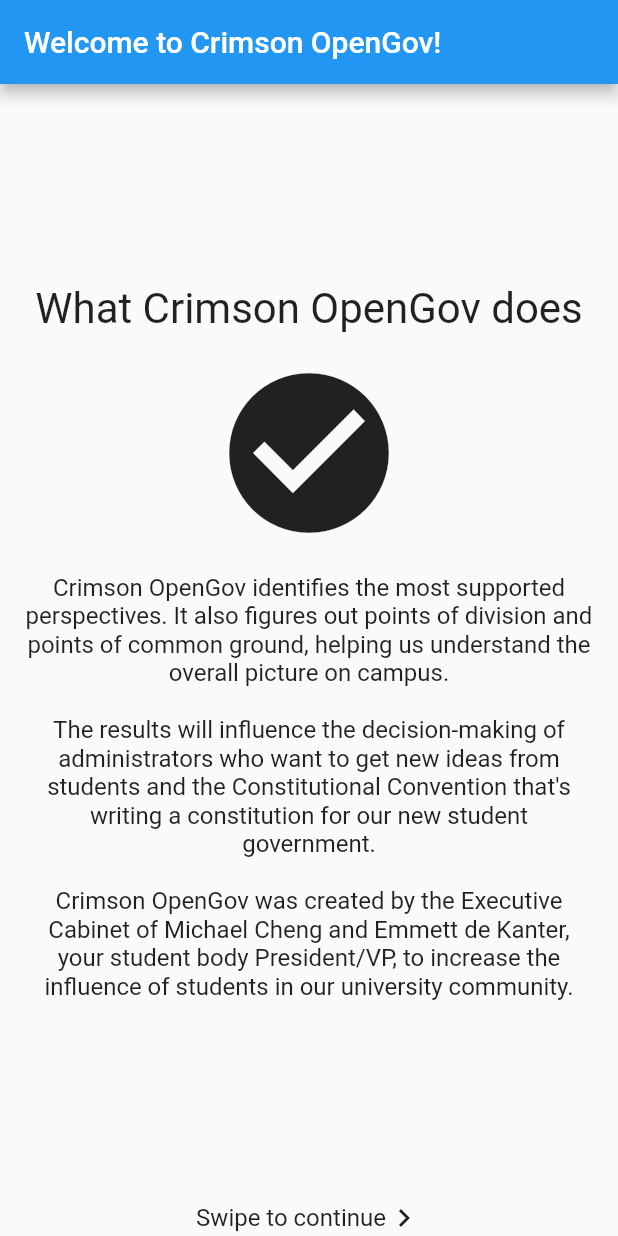
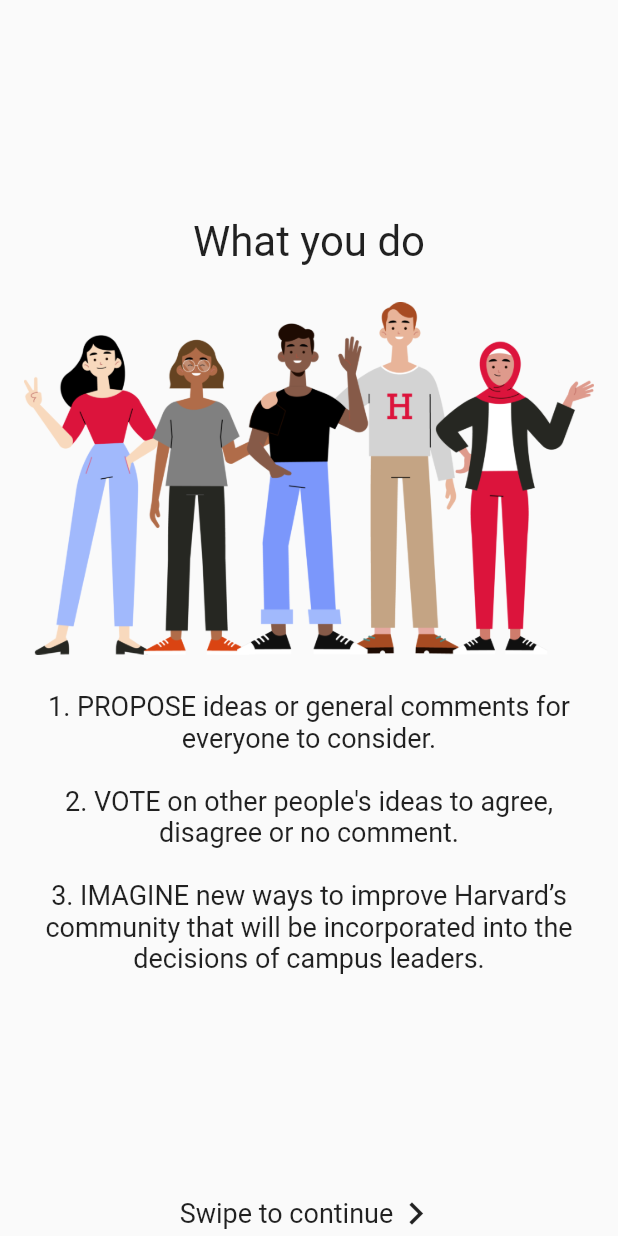
Before and after one commit to Crimson-OpenGov/opengov, a Flutter app: the screen it shows after launch, swiped to page 2, on a phone screen of 412 x 824 dp. Run offline on Flutter 3.47's test engine with Material 2 defaults, Android fonts, the phone set to English and light mode, and no system bars; our stand-ins replace datetime_picker_formfield, firebase_core, firebase_messaging, shared_preferences; missing offline and left inert: duration; accounts and stored records are empty; generated files the repository leaves out were written again.

Commit message:
Updated explainer

```diff
--- a/app/lib/widgets/login/explainer.dart
+++ b/app/lib/widgets/login/explainer.dart
@@ -2,30 +2,50 @@ import 'package:flutter/material.dart';
 import 'package:opengov_app/widgets/login/login_view.dart';
 
 class _ExplainerPage {
-  final IconData icon;
-  final String title;
-  final String body;
+  final String? title;
+  final Widget middle;
+  final String? body;
+  final ImageProvider? background;
 
-  const _ExplainerPage(
-      {required this.icon, required this.title, required this.body});
+  const _ExplainerPage({
+    this.title,
+    required this.middle,
+    this.body,
+    this.background,
+  });
 }
 
 class Explainer extends StatelessWidget {
   const Explainer();
 
-  static const _pages = [
+  static final _pages = [
     _ExplainerPage(
-      icon: Icons.person,
+      middle: Container(
+        decoration: BoxDecoration(
+          borderRadius: BorderRadius.circular(5),
+          color: Colors.red.withAlpha(230),
+        ),
+        padding: const EdgeInsets.all(16),
+        child: const Text(
+          'Welcome to\nCrimson OpenGov!',
+          style: TextStyle(color: Colors.white, fontSize: 32),
+          textAlign: TextAlign.center,
+        ),
+      ),
+      background: const AssetImage('assets/images/building.png'),
+    ),
+    _ExplainerPage(
       title: 'What you do',
+      middle: Image.asset('assets/images/people.png'),
       body: "1. PROPOSE ideas or general comments for everyone to consider.\n\n"
           "2. VOTE on other people's ideas to agree, disagree or no "
           "comment.\n\n"
           '3. IMAGINE new ways to improve Harvard’s community that will be '
           'incorporated into the decisions of campus leaders.',
     ),
-    _ExplainerPage(
-      icon: Icons.check_circle,
+    const _ExplainerPage(
       title: 'What Crimson OpenGov does',
+      middle: Icon(Icons.check_circle, size: 128, color: Colors.green),
       body: 'Crimson OpenGov identifies the most supported perspectives. It '
           'also figures out points of division and points of common ground, '
           'helping us understand the overall picture on campus.\n\n'
@@ -37,9 +57,9 @@ class Explainer extends StatelessWidget {
           'Cheng and Emmett de Kanter, your student body President/VP, to '
           'increase the influence of students in our university community.',
     ),
-    _ExplainerPage(
-      icon: Icons.cancel,
+    const _ExplainerPage(
       title: "What Crimson OpenGov doesn't do",
+      middle: Icon(Icons.cancel, size: 128, color: Colors.red),
       body:
           "Crimson OpenGov is anonymous. We don't collect names or PII. While "
           "we collect your Harvard email to ensure that poll respondents are "
@@ -50,39 +70,62 @@ class Explainer extends StatelessWidget {
 
   @override
   Widget build(BuildContext context) => Scaffold(
-        appBar: AppBar(title: const Text('Welcome to Crimson OpenGov!')),
-        body: SafeArea(
-          minimum: const EdgeInsets.symmetric(horizontal: 16),
-          child: PageView(
+        body: PageView(
           children: [
             for (var i = 0; i < _pages.length; i++)
-                Column(
+              Container(
+                decoration: _pages[i].background != null
+                    ? BoxDecoration(
+                        image: DecorationImage(
+                          image: _pages[i].background!,
+                          fit: BoxFit.cover,
+                        ),
+                      )
+                    : null,
+                child: SafeArea(
+                  minimum: const EdgeInsets.symmetric(horizontal: 16),
+                  child: Column(
                     mainAxisAlignment: MainAxisAlignment.center,
                     children: [
                       const Spacer(),
+                      if (_pages[i].title != null) ...[
                         Text(
-                      _pages[i].title,
+                          _pages[i].title!,
                           style: const TextStyle(fontSize: 28),
                           textAlign: TextAlign.center,
                         ),
-                    const SizedBox(height: 16),
-                    Icon(_pages[i].icon, size: 128),
-                    const SizedBox(height: 16),
+                        const SizedBox(height: 24),
+                      ],
+                      _pages[i].middle,
+                      if (_pages[i].body != null) ...[
+                        const SizedBox(height: 24),
                         Text(
-                      _pages[i].body,
-                      style: const TextStyle(fontSize: 16),
+                          _pages[i].body!,
+                          style: const TextStyle(fontSize: 18),
                           textAlign: TextAlign.center,
                         ),
+                      ],
                       const Spacer(),
                       if (i < _pages.length - 1)
                         Row(
                           mainAxisSize: MainAxisSize.min,
-                        children: const [
+                          children: [
                             Text(
                               'Swipe to continue',
-                            style: TextStyle(fontSize: 16),
+                              style: TextStyle(
+                                fontSize: 18,
+                                color: _pages[i].background != null
+                                    ? Colors.white
+                                    : null,
                               ),
-                          Icon(Icons.chevron_right, size: 24),
+                            ),
+                            Icon(
+                              Icons.chevron_right,
+                              size: 30,
+                              color: _pages[i].background != null
+                                  ? Colors.white
+                                  : null,
+                            ),
                           ],
                         )
                       else
@@ -98,9 +141,10 @@ class Explainer extends StatelessWidget {
                           child: const Text('Tap to continue'),
                         ),
                     ],
+                  ),
+                ),
               )
           ],
         ),
-        ),
       );
 }
--- a/app/pubspec.yaml
+++ b/app/pubspec.yaml
@@ -25,3 +25,5 @@ dev_dependencies:
 
 flutter:
   uses-material-design: true
+  assets:
+    - assets/images/
```
Also changed, not shown: app/assets/images/people.png (added), 1 other file. Lines whose indentation alone changed are shown as unchanged.
